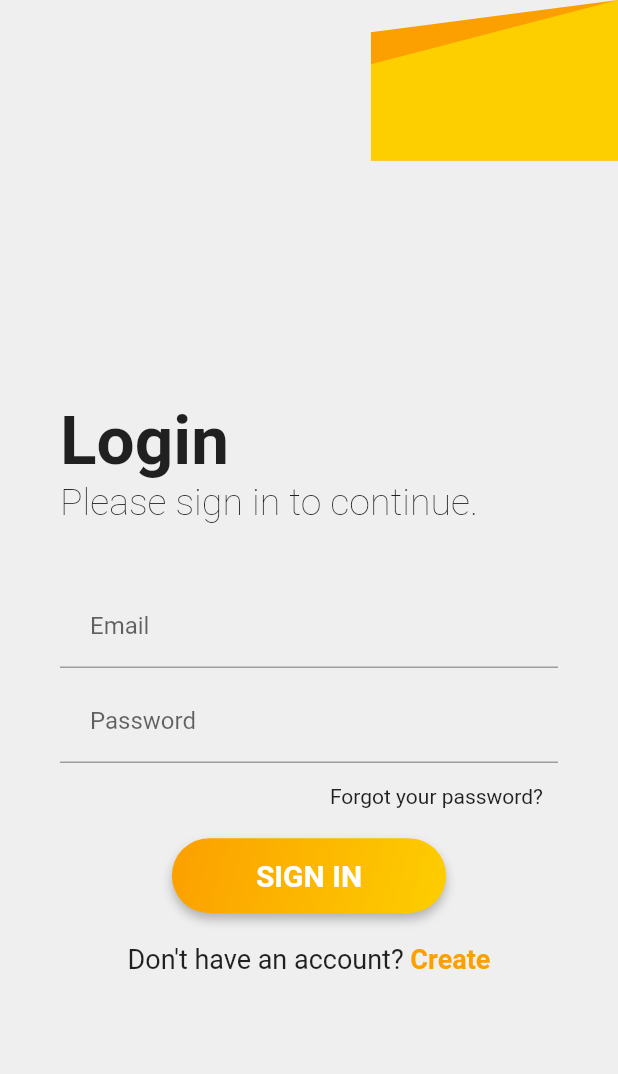
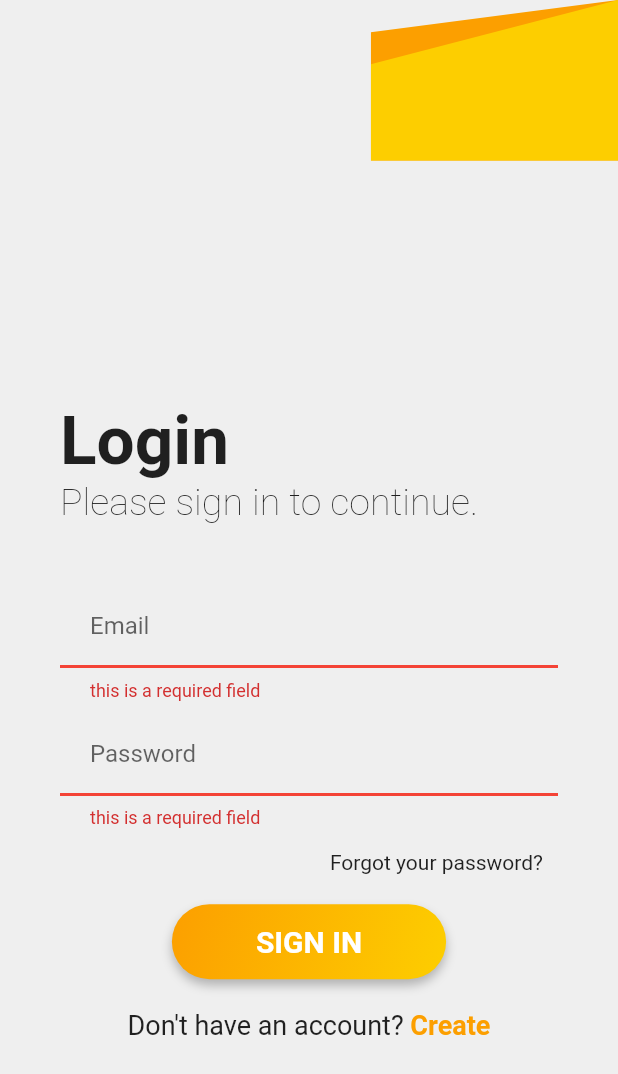
Before and after one commit to zahronurobbyashari/monitoring-kalori, a Flutter app: the screen it shows after launch, after a tap on "SIGN IN", on a phone screen of 412 x 824 dp. Shown: the top 1074 px of the screen. Run offline on Flutter 3.47's test engine with Material 2 defaults, Android fonts, the phone set to English and light mode, and no system bars; our stand-ins replace firebase_auth, firebase_core, get, hexcolor; accounts and stored records are empty.

Commit message:
[FEAT] validate login  email password

```diff
--- a/lib/app/modules/login/controllers/login_controller.dart
+++ b/lib/app/modules/login/controllers/login_controller.dart
@@ -1,3 +1,5 @@
+// ignore_for_file: avoid_print
+
 import 'package:firebase_auth/firebase_auth.dart';
 import 'package:flutter/material.dart';
 import 'package:get/get.dart';
@@ -6,12 +8,48 @@ import '../../../routes/app_pages.dart';
 
 class LoginController extends GetxController {
   FirebaseAuth auth = FirebaseAuth.instance;
-  final emailc = TextEditingController();
-  final passc = TextEditingController();
 
-  Key formKey = GlobalKey<FormState>();
+  final formKey = GlobalKey<FormState>();
 
-  Future<void> login(String email, String password) async {
+  late TextEditingController emailc, passwordc;
+  var email = '';
+  var password = '';
+
+  // ignore: non_constant_identifier_names
+  String? ValidateEmail(String value) {
+    if (isWhiteSpace(value)) {
+      return "this is a required field";
+    } else {
+      if (!GetUtils.isEmail(value)) {
+        return "please input a valid email";
+      }
+    }
+
+    return null;
+  }
+
+  // ignore: non_constant_identifier_names
+  String? ValidatePassword(String value) {
+    if (isWhiteSpace(value)) {
+      return "this is a required field";
+    } else {
+      if ((value.length < 8)) {
+        return "character minimum of password is 8";
+      } else if (value.length > 16) {
+        return "maximum character for fullname  is 16";
+      }
+    }
+    return null;
+  }
+
+  bool isWhiteSpace(String value) => value.trim().isEmpty;
+
+  Future<void> checkLogin() async {
+    final isValid = formKey.currentState!.validate();
+    if (!isValid) {
+      return;
+    }
+    formKey.currentState!.save();
     try {
       UserCredential credential = await auth.signInWithEmailAndPassword(
           email: email, password: password);
@@ -47,6 +85,8 @@ class LoginController extends GetxController {
   void onInit() {
     super.onInit();
     print("on init");
+    emailc = TextEditingController();
+    passwordc = TextEditingController();
   }
 
   @override
@@ -58,7 +98,7 @@ class LoginController extends GetxController {
   @override
   void onClose() {
     emailc.dispose();
-    passc.dispose();
+    passwordc.dispose();
     super.onClose();
   }
 }
--- a/lib/app/modules/login/views/login_view.dart
+++ b/lib/app/modules/login/views/login_view.dart
@@ -1,3 +1,5 @@
+// ignore_for_file: unused_local_variable, sized_box_for_whitespace
+
 import 'package:flutter/gestures.dart';
 import 'package:flutter/material.dart';
 
@@ -19,7 +21,7 @@ class LoginView extends GetView<LoginController> {
           children: [
             Container(
               height: height * 0.3,
-              child: HeaderWidget(),
+              child: const HeaderWidget(),
             ),
             SafeArea(
               child: Container(
@@ -56,18 +58,11 @@ class LoginView extends GetView<LoginController> {
                       key: controller.formKey,
                       child: Column(
                         children: [
-                          TextField(
-                              controller: controller.emailc,
-                              decoration: FormHelper().textInputDecoration(
-                                  'Email', 'Enter your email')),
+                          emailField(),
                           SizedBox(
                             height: height * 0.01,
                           ),
-                          TextField(
-                              controller: controller.passc,
-                              obscureText: true,
-                              decoration: FormHelper().textInputDecoration(
-                                  'Password', 'Enter your password')),
+                          passwordField(),
                           SizedBox(
                             height: height * 0.005,
                           ),
@@ -82,8 +77,7 @@ class LoginView extends GetView<LoginController> {
                             child: ElevatedButton(
                               style: FormHelper().buttonStyle(),
                               onPressed: () {
-                                controller.login(controller.emailc.text,
-                                    controller.passc.text);
+                                controller.checkLogin();
                               },
                               child: Padding(
                                 padding: const EdgeInsets.symmetric(
@@ -103,9 +97,10 @@ class LoginView extends GetView<LoginController> {
                                 horizontal: 10, vertical: 20),
                             child: Text.rich(
                               TextSpan(
-                                style: TextStyle(fontSize: 18),
+                                style: const TextStyle(fontSize: 18),
                                 children: [
-                                  TextSpan(text: "Don't have an account?"),
+                                  const TextSpan(
+                                      text: "Don't have an account?"),
                                   TextSpan(
                                       style: TextStyle(
                                           color: appThemeData.primaryColor,
@@ -129,6 +124,31 @@ class LoginView extends GetView<LoginController> {
           ],
         ),
       ),
+    );
+  }
+
+  Widget emailField() {
+    return TextFormField(
+      controller: controller.emailc,
+      decoration: FormHelper().textInputDecoration(
+        'Email',
+        'Enter your email',
+      ),
+      onSaved: (value) => controller.email = value!,
+      validator: (value) => controller.ValidateEmail(value!),
+    );
+  }
+
+  Widget passwordField() {
+    return TextFormField(
+      controller: controller.passwordc,
+      obscureText: true,
+      decoration: FormHelper().textInputDecoration(
+        'Password',
+        'Enter your password',
+      ),
+      onSaved: (value) => controller.password = value!,
+      validator: (value) => controller.ValidatePassword(value!),
     );
   }
 }
```
